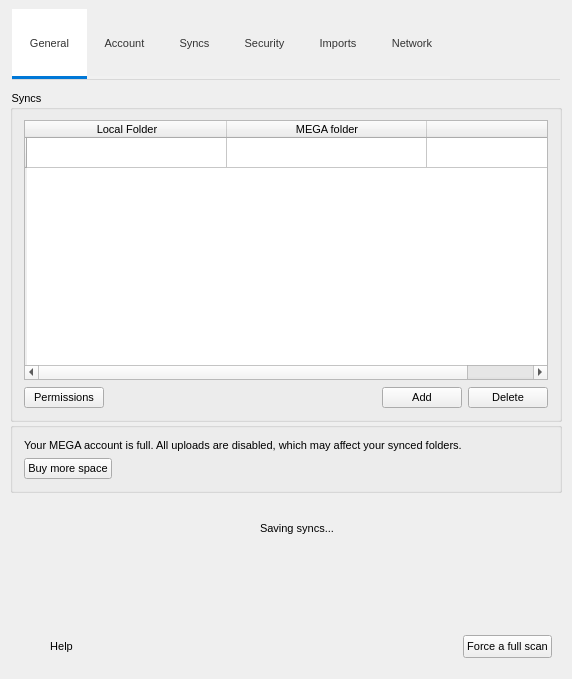
Above: src/MEGASync/gui/linux/SettingsDialog.ui from meganz/MEGAsync before the change. Below: the same form after it.
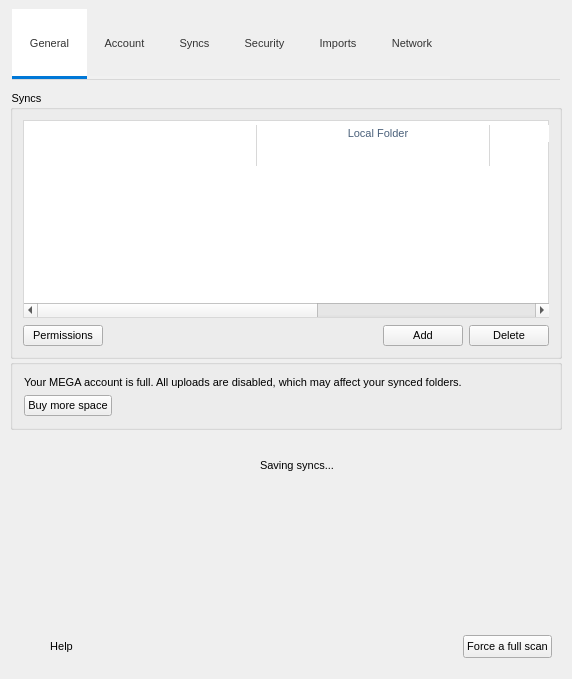
That is the form after the change. The open tabs and pages were chosen to show the change. Icons and pictures are not drawn. Custom widgets are drawn as their Qt base class.

Commit message: Settings dialog: Syncs tab: syncs table revamp.

```diff
--- a/src/MEGASync/gui/linux/SettingsDialog.ui
+++ b/src/MEGASync/gui/linux/SettingsDialog.ui
@@ -76,6 +76,52 @@
 margin-left: 1px;
 }
 
+/* Syncs tab */
+#wSyncsTable
+{
+    background: white;
+	border: 1px solid #D8D8D8;
+}
+
+#wSyncsTable QHeaderView
+{
+    background: transparent;
+}
+
+#wSyncsTable QHeaderView::section
+{
+    border-style: none;
+    color: #4A607A;
+    background: white;
+}
+/*
+QHeaderView::section:horizontal:first
+{
+    border-right: 1px solid #D8D8D8;
+}
+*/
+#wSyncsTable QHeaderView::section:horizontal
+{
+    border-right: 1px solid #D8D8D8;
+    padding-left: 10px;
+}
+
+#wSyncsTable QTableView
+{
+    border: none;
+    background: transparent;
+}
+#wSyncsTable QTableView::item
+{
+    border-right: 1px solid #D8D8D8;
+}
+
+#wSyncsTable QTableWidget::item:selected
+{
+    	background-color: rgba(0,120,215,0.8);
+    border-right: 1px solid #2b8bd7;
+}
+
 #cProxyRequiresPassword
 {
 spacing: 11px;
@@ -1469,19 +1515,61 @@
           <property name="spacing">
            <number>7</number>
           </property>
+          <property name="leftMargin">
+           <number>10</number>
+          </property>
+          <property name="rightMargin">
+           <number>10</number>
+          </property>
+          <property name="bottomMargin">
+           <number>10</number>
+          </property>
+          <item>
+           <widget class="QWidget" name="wSyncsTable" native="true">
+            <property name="sizePolicy">
+             <sizepolicy hsizetype="MinimumExpanding" vsizetype="Preferred">
+              <horstretch>0</horstretch>
+              <verstretch>0</verstretch>
+             </sizepolicy>
+            </property>
+            <layout class="QVBoxLayout" name="verticalLayout_16">
+             <property name="sizeConstraint">
+              <enum>QLayout::SetMaximumSize</enum>
+             </property>
+             <property name="leftMargin">
+              <number>1</number>
+             </property>
+             <property name="topMargin">
+              <number>5</number>
+             </property>
+             <property name="rightMargin">
+              <number>0</number>
+             </property>
+             <property name="bottomMargin">
+              <number>1</number>
+             </property>
           <item>
            <widget class="QTableWidget" name="tSyncs">
             <property name="enabled">
              <bool>true</bool>
             </property>
-            <property name="minimumSize">
-             <size>
-              <width>0</width>
-              <height>260</height>
-             </size>
+               <property name="sizePolicy">
+                <sizepolicy hsizetype="MinimumExpanding" vsizetype="Expanding">
+                 <horstretch>0</horstretch>
+                 <verstretch>0</verstretch>
+                </sizepolicy>
+               </property>
+               <property name="focusPolicy">
+                <enum>Qt::TabFocus</enum>
             </property>
             <property name="frameShape">
-             <enum>QFrame::StyledPanel</enum>
+                <enum>QFrame::NoFrame</enum>
+               </property>
+               <property name="verticalScrollBarPolicy">
+                <enum>Qt::ScrollBarAsNeeded</enum>
+               </property>
+               <property name="sizeAdjustPolicy">
+                <enum>QAbstractScrollArea::AdjustIgnored</enum>
             </property>
             <property name="autoScroll">
              <bool>false</bool>
@@ -1502,25 +1590,72 @@
              <enum>QAbstractItemView::ScrollPerPixel</enum>
             </property>
             <property name="showGrid">
-             <bool>true</bool>
+                <bool>false</bool>
+               </property>
+               <property name="gridStyle">
+                <enum>Qt::SolidLine</enum>
             </property>
             <property name="wordWrap">
              <bool>false</bool>
             </property>
             <property name="cornerButtonEnabled">
-             <bool>true</bool>
-            </property>
+                <bool>false</bool>
+               </property>
+               <property name="columnCount">
+                <number>4</number>
+               </property>
+               <attribute name="horizontalHeaderVisible">
+                <bool>true</bool>
+               </attribute>
+               <attribute name="horizontalHeaderCascadingSectionResizes">
+                <bool>true</bool>
+               </attribute>
+               <attribute name="horizontalHeaderMinimumSectionSize">
+                <number>29</number>
+               </attribute>
             <attribute name="horizontalHeaderDefaultSectionSize">
-             <number>200</number>
+                <number>233</number>
+               </attribute>
+               <attribute name="horizontalHeaderHighlightSections">
+                <bool>false</bool>
+               </attribute>
+               <attribute name="horizontalHeaderShowSortIndicator" stdset="0">
+                <bool>false</bool>
             </attribute>
             <attribute name="horizontalHeaderStretchLastSection">
              <bool>true</bool>
             </attribute>
+               <attribute name="verticalHeaderVisible">
+                <bool>false</bool>
+               </attribute>
+               <attribute name="verticalHeaderCascadingSectionResizes">
+                <bool>false</bool>
+               </attribute>
+               <attribute name="verticalHeaderMinimumSectionSize">
+                <number>24</number>
+               </attribute>
+               <attribute name="verticalHeaderDefaultSectionSize">
+                <number>24</number>
+               </attribute>
+               <attribute name="verticalHeaderHighlightSections">
+                <bool>false</bool>
+               </attribute>
+               <attribute name="verticalHeaderShowSortIndicator" stdset="0">
+                <bool>false</bool>
+               </attribute>
+               <attribute name="verticalHeaderStretchLastSection">
+                <bool>false</bool>
+               </attribute>
             <row>
              <property name="text">
               <string/>
              </property>
             </row>
+               <column>
+                <property name="text">
+                 <string/>
+                </property>
+               </column>
             <column>
              <property name="text">
               <string>Local Folder</string>
@@ -1536,13 +1671,16 @@
               <string/>
              </property>
             </column>
-            <item row="0" column="2">
+               <item row="0" column="3">
              <property name="text">
               <string/>
              </property>
             </item>
            </widget>
           </item>
+            </layout>
+           </widget>
+          </item>
           <item>
            <widget class="QWidget" name="wSyncsButtons" native="true">
             <layout class="QHBoxLayout" name="horizontalLayout_6">
```
Left out of the diff: 4 changed lines with no effect on the pictures. Lines whose indentation alone changed are shown as unchanged. The commit also changes 31 other files.
